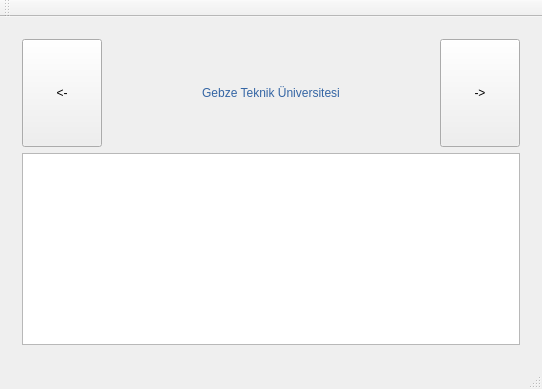
This is Server-Interface/mainwindow.ui in GTU-Project-Group3/ProjectFiles as Qt 5 draws it before an edit. The edited form follows.
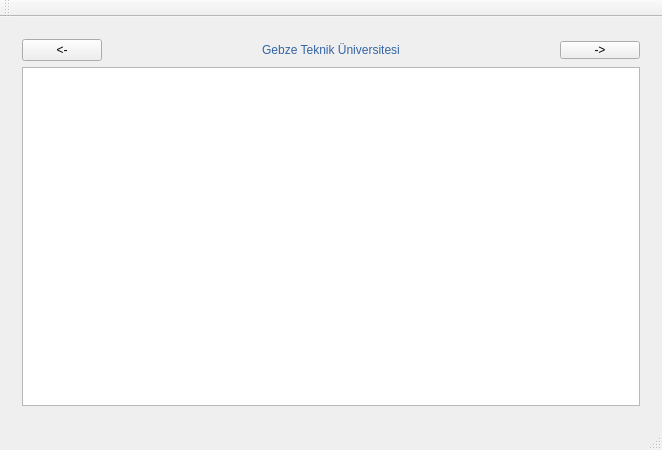
This is the edited form.

```diff
--- a/Server-Interface/mainwindow.ui
+++ b/Server-Interface/mainwindow.ui
@@ -6,12 +6,12 @@
    <rect>
     <x>0</x>
     <y>0</y>
-    <width>542</width>
-    <height>389</height>
+    <width>662</width>
+    <height>450</height>
    </rect>
   </property>
   <property name="sizePolicy">
-   <sizepolicy hsizetype="Expanding" vsizetype="Fixed">
+   <sizepolicy hsizetype="Maximum" vsizetype="Fixed">
     <horstretch>0</horstretch>
     <verstretch>0</verstretch>
    </sizepolicy>
@@ -35,10 +35,13 @@
             <property name="spacing">
              <number>6</number>
             </property>
+            <property name="sizeConstraint">
+             <enum>QLayout::SetDefaultConstraint</enum>
+            </property>
             <item>
              <widget class="QPushButton" name="pushButton_3">
               <property name="sizePolicy">
-               <sizepolicy hsizetype="Fixed" vsizetype="Preferred">
+               <sizepolicy hsizetype="Fixed" vsizetype="Fixed">
                 <horstretch>0</horstretch>
                 <verstretch>0</verstretch>
                </sizepolicy>
@@ -50,9 +53,16 @@
             </item>
             <item>
              <widget class="QLabel" name="label">
+              <property name="sizePolicy">
+               <sizepolicy hsizetype="Preferred" vsizetype="Fixed">
+                <horstretch>0</horstretch>
+                <verstretch>0</verstretch>
+               </sizepolicy>
+              </property>
               <property name="styleSheet">
                <string notr="true">color:rgb(52, 101, 164);
 font: 75 italic 12pt &quot;Noto Sans&quot;;
+height:12pt;
 </string>
               </property>
               <property name="text">
@@ -69,11 +79,14 @@
             <item>
              <widget class="QPushButton" name="pushButton">
               <property name="sizePolicy">
-               <sizepolicy hsizetype="Fixed" vsizetype="Preferred">
+               <sizepolicy hsizetype="Fixed" vsizetype="Fixed">
                 <horstretch>0</horstretch>
                 <verstretch>0</verstretch>
                </sizepolicy>
               </property>
+              <property name="styleSheet">
+               <string notr="true">height:10;</string>
+              </property>
               <property name="text">
                <string>-&gt;</string>
               </property>
@@ -83,6 +96,9 @@
           </item>
           <item>
            <layout class="QHBoxLayout" name="horizontalLayout_3">
+            <property name="sizeConstraint">
+             <enum>QLayout::SetDefaultConstraint</enum>
+            </property>
             <item>
              <widget class="QTableWidget" name="TableHasta">
               <property name="sizePolicy">
@@ -91,11 +107,27 @@
                 <verstretch>0</verstretch>
                </sizepolicy>
               </property>
+              <property name="maximumSize">
+               <size>
+                <width>16777215</width>
+                <height>16777215</height>
+               </size>
+              </property>
+              <property name="font">
+               <font>
+                <weight>75</weight>
+                <bold>true</bold>
+               </font>
+              </property>
               <property name="layoutDirection">
                <enum>Qt::LeftToRight</enum>
               </property>
               <property name="autoFillBackground">
-               <bool>false</bool>
+               <bool>true</bool>
+              </property>
+              <property name="styleSheet">
+               <string notr="true">color: rgb(32, 74, 135);
+</string>
               </property>
               <property name="autoScroll">
                <bool>false</bool>
```
Left out of the diff: 4 changed lines with no effect on the pictures.
